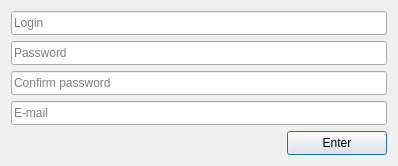
The window that QtChatClient/registration.ui (imitatehappiness/QtChat) describes before a commit, drawn with Qt 5.
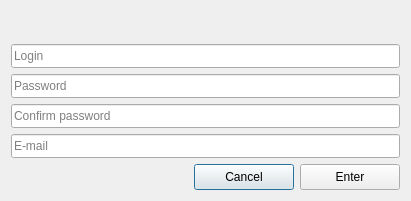
The same window after the commit.

Commit message: database, registration, login

The edit to the form file:
```diff
--- a/QtChatClient/registration.ui
+++ b/QtChatClient/registration.ui
@@ -6,15 +6,15 @@
    <rect>
     <x>0</x>
     <y>0</y>
-    <width>398</width>
-    <height>166</height>
+    <width>411</width>
+    <height>201</height>
    </rect>
   </property>
   <property name="windowTitle">
    <string>Registration</string>
   </property>
   <layout class="QGridLayout" name="gridLayout">
-   <item row="0" column="0">
+   <item row="1" column="0">
     <layout class="QVBoxLayout" name="verticalLayout">
      <item>
       <widget class="QLineEdit" name="lE_login">
@@ -100,7 +100,7 @@
      </item>
     </layout>
    </item>
-   <item row="1" column="0">
+   <item row="2" column="0">
     <layout class="QHBoxLayout" name="horizontalLayout">
      <item>
       <spacer name="horizontalSpacer">
@@ -115,6 +115,25 @@
        </property>
       </spacer>
      </item>
+     <item>
+      <widget class="QPushButton" name="pB_cancel">
+       <property name="sizePolicy">
+        <sizepolicy hsizetype="Minimum" vsizetype="Minimum">
+         <horstretch>0</horstretch>
+         <verstretch>0</verstretch>
+        </sizepolicy>
+       </property>
+       <property name="minimumSize">
+        <size>
+         <width>100</width>
+         <height>24</height>
+        </size>
+       </property>
+       <property name="text">
+        <string>Cancel</string>
+       </property>
+      </widget>
+     </item>
      <item>
       <widget class="QPushButton" name="pB_enter">
        <property name="sizePolicy">
@@ -136,6 +155,25 @@
      </item>
     </layout>
    </item>
+   <item row="0" column="0">
+    <widget class="QLabel" name="l_information">
+     <property name="sizePolicy">
+      <sizepolicy hsizetype="Preferred" vsizetype="Preferred">
+       <horstretch>0</horstretch>
+       <verstretch>0</verstretch>
+      </sizepolicy>
+     </property>
+     <property name="minimumSize">
+      <size>
+       <width>0</width>
+       <height>0</height>
+      </size>
+     </property>
+     <property name="text">
+      <string/>
+     </property>
+    </widget>
+   </item>
   </layout>
  </widget>
  <resources/>
```
The commit also changes 17 other files.
